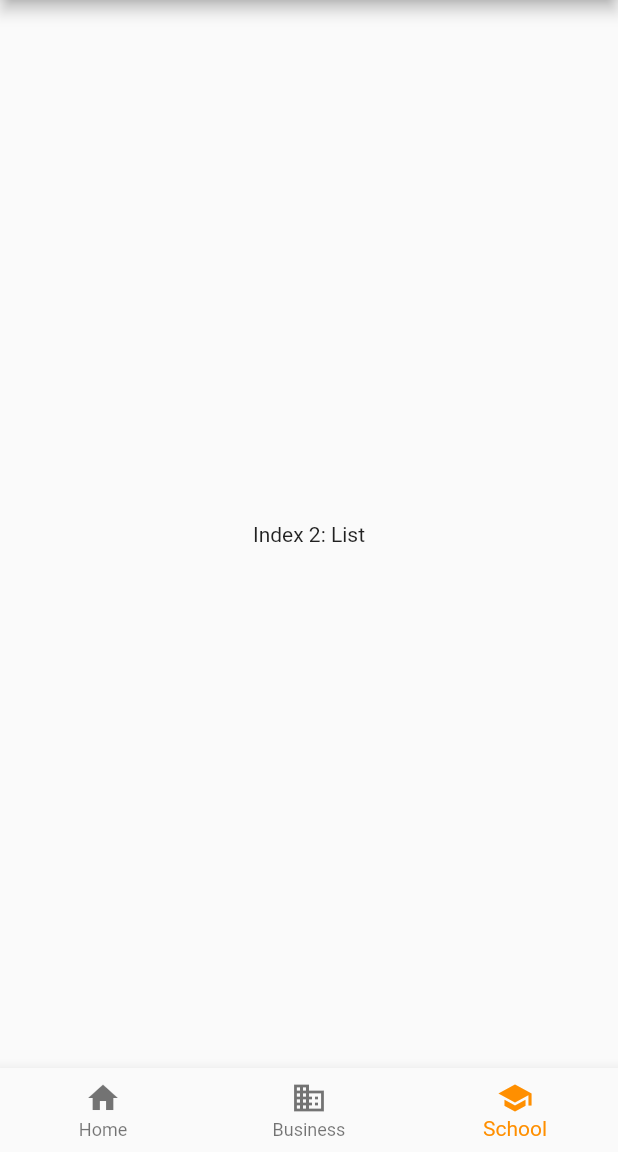
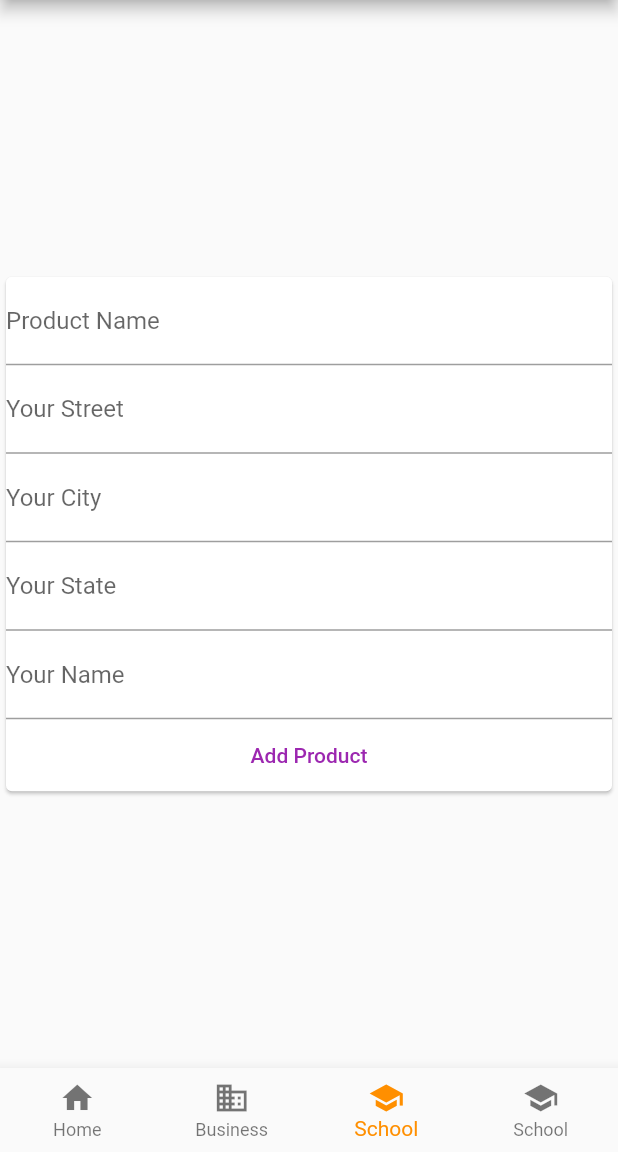
Before and after one commit to zachtango/thriftr, a Flutter app: the screen it shows after launch, item 3 of the bottom bar chosen, on a phone screen of 412 x 824 dp, the part 84-1236 px from its top. Run offline on Flutter 3.47's test engine with Material 2 defaults, Android fonts, the phone set to English and light mode, and no system bars; our stand-ins replace google_maps_flutter; network calls fail.

Commit message:
made it separate tabs

```diff
--- a/lib/homepage.dart
+++ b/lib/homepage.dart
@@ -1,9 +1,18 @@
 import 'package:flutter/material.dart';
+import 'package:http/http.dart' as http;
+import 'dart:convert';
+
 
 import './widgets/user_products.dart';
 import './widgets/map.dart';
+import './widgets/new_product.dart';
+import './widgets/product_list.dart';
+import './models/product.dart';
 
-  class MyHomePage extends StatefulWidget {
+const url = 'https://thriftr-a3ec4.firebaseio.com/products.json';
+
+
+class MyHomePage extends StatefulWidget {
   MyHomePage({Key key}) : super(key: key);
 
   @override
@@ -15,15 +24,102 @@ import './widgets/map.dart';
 class _MyHomePageState extends State<MyHomePage> {
   int _selectedIndex = 0;
 
-  static List<Widget> _widgetOptions = <Widget>[
-    SingleChildScrollView(
-        child: UserProducts()
-    ),
-    MapView(),
-    Text(
-      'Index 2: List',
-    ),
-  ];
+  List<Product> _productList = [];
+  List<Map> _coordList = [];
+  var _isLoading1 = false;
+  var _isLoading2 = false;
+
+  Future<List<Product>> futureProducts;
+
+  int airCount = 0;
+
+  @override
+  void initState(){
+    super.initState();
+    _fetchProducts();
+  }
+
+  void _fetchProducts(){
+    setState((){
+      _isLoading2 = true;
+    });
+
+    final List<Product> products = [];
+
+    // FIXME add catch error functionality
+    http.get(url).then((response){
+      final extractedData = json.decode(response.body) as Map<String, dynamic>;
+      //print(json.decode(response.body));
+
+      extractedData.forEach((k, v) =>
+          products.add(Product(v['name'], v['address'], v['sellerName'], k))
+      );
+
+      setState((){
+        _productList = products;
+        _isLoading2 = false;
+      });
+    });
+
+    _fetchCoords();
+  }
+
+  void _fetchCoords() async{
+
+    List<Map> coords = [];
+
+    await Future.wait(_productList.map((product) async{
+      try {
+        var query = product.address;
+        var key = 'AIzaSyDHiIBQ_mx43wig_dWYW1-T39SusMUJzrk';
+        var api = 'https://maps.googleapis.com/maps/api/geocode/json?address=$query&key=$key';
+
+        http.Response response = await http.get(api);
+        var extractedData = json.decode(response.body)['results'][0]['geometry'];
+
+        var location = extractedData['location'];
+
+        //print(location);
+
+        coords.add(location);
+
+        return product;
+      } catch(e){
+
+        //print(e);
+        return product;
+      }
+    }));
+
+    setState((){
+      _coordList = coords;
+    });
+    print(_coordList);
+  }
+
+  _addNewProduct(String name, String street, String sellerName, String city, String state){
+    setState((){
+      _isLoading1 = true;
+    });
+
+    final address = '${street}, ${city}, ${state}';
+
+    // post request
+    http.post(url, body: json.encode({
+      'name': name,
+      'address': address,
+      'sellerName': sellerName,
+    })).then((response) {
+
+      final newProduct = Product(name, address, sellerName, json.decode(response.body)['name']);
+
+      setState((){
+        _productList.add(newProduct);
+        _isLoading1 = false;
+      });
+    });
+  }
+
 
   void _onItemTapped(int index) {
     setState(() {
@@ -33,6 +129,33 @@ class _MyHomePageState extends State<MyHomePage> {
 
   @override
   Widget build(BuildContext context){
+    List<Widget> _widgetOptions = <Widget>[
+      SingleChildScrollView(
+        child: _isLoading1 ? Center(
+            child: CircularProgressIndicator()) : Column(
+          children: [
+            FlatButton(
+              child: Text('Refresh'),
+              textColor: Colors.purple,
+              onPressed: (){
+                _fetchProducts();
+              },
+            ),
+            _isLoading2 ? Center(
+                child: CircularProgressIndicator()) :
+            ProductList(_productList),
+          ],
+        ),
+      ),
+      MapView(),
+      SingleChildScrollView(
+        child: NewProduct(_addNewProduct)
+      ),
+      Text(
+        'Index 2: List',
+      ),
+    ];
+
     return Scaffold(
       appBar: AppBar(
         title: const Text('BottomNavigationBar Sample'),
@@ -41,6 +164,7 @@ class _MyHomePageState extends State<MyHomePage> {
         child: _widgetOptions.elementAt(_selectedIndex),
       ),
       bottomNavigationBar: BottomNavigationBar(
+        type: BottomNavigationBarType.fixed,
         items: const <BottomNavigationBarItem>[
           BottomNavigationBarItem(
             icon: Icon(Icons.home),
@@ -54,6 +178,10 @@ class _MyHomePageState extends State<MyHomePage> {
             icon: Icon(Icons.school),
             title: Text('School'),
           ),
+          BottomNavigationBarItem(
+            icon: Icon(Icons.school),
+            title: Text('School'),
+          ),
         ],
         currentIndex: _selectedIndex,
         selectedItemColor: Colors.amber[800],
```
Also changed, not shown: lib/widgets/map.dart (+28 -0 lines), lib/widgets/user_products.dart (+9 -99 lines), 2 other files.
